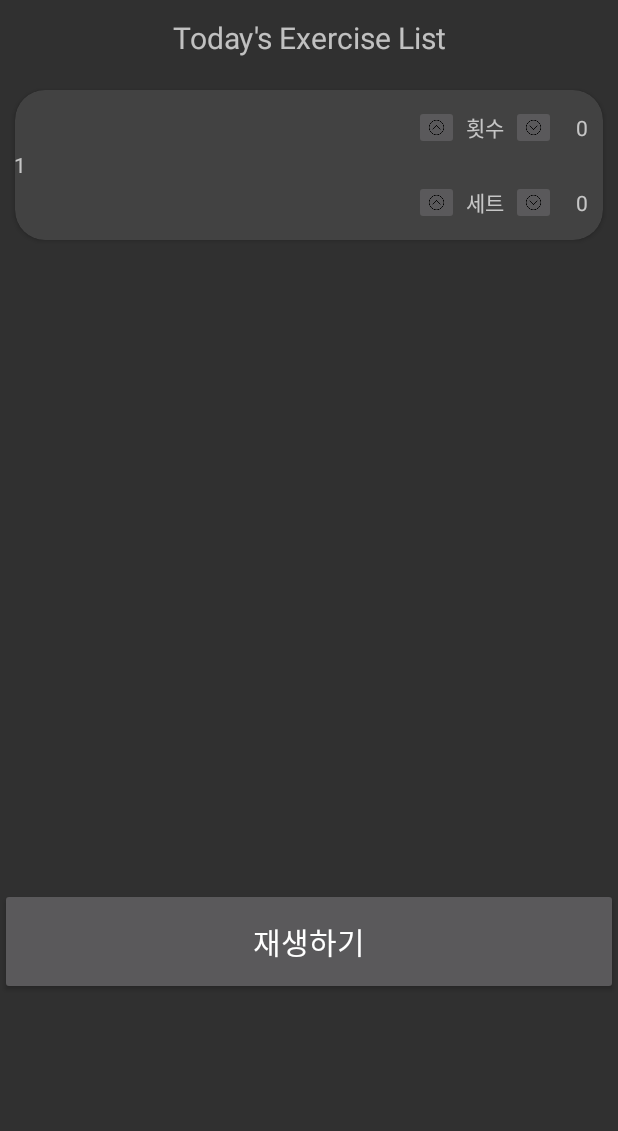
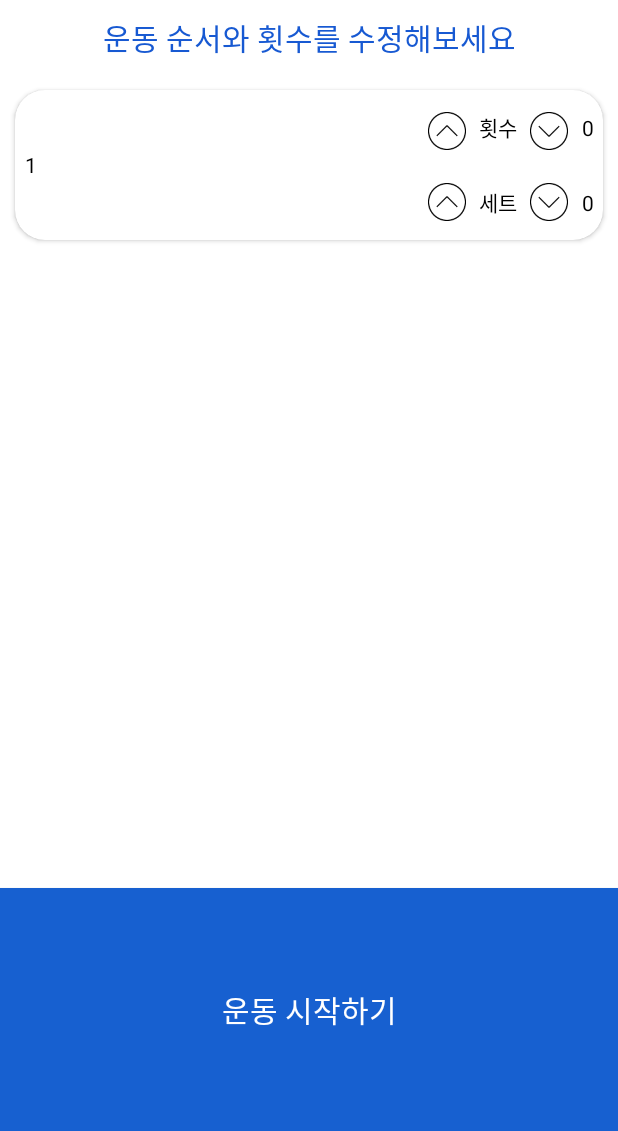
Before and after one commit to chaehyunyun/DeukkeunDeukken, an Android app: the cart_list screen opened directly, with no data from a screen before it, on a phone screen of 412 x 824 dp, the part 105-1236 px from its top. Run offline under Robolectric (Android 15) with nearby library versions, the phone set to English and light mode, and no system bars.

Commit message:
0504_3 cart_list_item modified

```diff
--- a/app/src/main/res/layout/cart_list.xml
+++ b/app/src/main/res/layout/cart_list.xml
@@ -1,7 +1,8 @@
 <?xml version="1.0" encoding="utf-8"?>
 <androidx.constraintlayout.widget.ConstraintLayout xmlns:android="http://schemas.android.com/apk/res/android"
     android:layout_width="match_parent"
-    android:layout_height="match_parent">
+    android:layout_height="match_parent"
+    android:background="#FFFFFF">
 
     <LinearLayout
         android:layout_width="match_parent"
@@ -16,8 +17,8 @@
             <ImageView
                 android:layout_width="250dp"
                 android:layout_height="match_parent"
-                android:src="@drawable/toplogo6"
-                android:layout_marginLeft="70dp"></ImageView>
+                android:layout_marginLeft="70dp"
+                android:src="@drawable/toplogo6"></ImageView>
 
             <VideoView
                 android:id="@+id/videoView3"
@@ -32,8 +33,9 @@
             android:layout_width="match_parent"
             android:layout_height="50dp"
             android:gravity="center"
-                android:text="Today's Exercise List"
+            android:text="운동 순서와 횟수를 수정해보세요"
             android:textAlignment="center"
+            android:textColor="#1759D2"
             android:textSize="20dp">
 
         </TextView>
@@ -55,9 +57,10 @@
 
         <Button
             android:layout_width="match_parent"
-            android:layout_height="71dp"
-            android:text="재생하기"
-            android:textSize="20sp">
-        </Button>
+            android:layout_height="match_parent"
+            android:layout_gravity="bottom|center|right"
+            android:background="#1760D0"
+            android:text="운동 시작하기"
+            android:textSize="20sp"></Button>
     </LinearLayout>
 </androidx.constraintlayout.widget.ConstraintLayout>
--- a/app/src/main/res/layout/cart_list_item.xml
+++ b/app/src/main/res/layout/cart_list_item.xml
@@ -4,6 +4,7 @@
     android:layout_width="match_parent"
     android:layout_height="wrap_content"
     android:layout_margin="10dp"
+    app:cardBackgroundColor="#FFFFFF"
     app:cardCornerRadius="20dp">
 
     <LinearLayout
@@ -30,21 +31,22 @@
 
                 <TextView
                     android:id="@+id/index"
-                    android:layout_width="21dp"
+                    android:layout_width="20dp"
                     android:layout_height="match_parent"
                     android:layout_weight="1"
                     android:gravity="center"
-                    android:text="0" />
+                    android:text="0"
+                    android:textColor="@color/black" />
 
                 <ImageView
                     android:id="@+id/image"
-                    android:layout_width="255dp"
+                    android:layout_width="250dp"
                     android:layout_height="100dp"
                     android:padding="10dp"
                     android:scaleType="centerInside" />
 
                 <LinearLayout
-                    android:layout_width="101dp"
+                    android:layout_width="100dp"
                     android:layout_height="100dp"
                     android:orientation="vertical">
 
@@ -55,13 +57,14 @@
 
                         <ImageButton
                             android:id="@+id/btn_count_up"
-                            android:layout_width="30dp"
-                            android:layout_height="30dp"
+                            android:layout_width="25dp"
+                            android:layout_height="25dp"
                             android:layout_alignParentStart="true"
                             android:layout_alignParentLeft="true"
                             android:layout_alignParentBottom="true"
                             android:layout_marginLeft="3dp"
                             android:layout_marginBottom="10dp"
+                            android:background="#FFFFFF"
                             android:gravity="center_horizontal"
                             android:scaleType="centerCrop"
                             android:src="@drawable/icon_up_black"></ImageButton>
@@ -74,16 +77,18 @@
                             android:layout_centerHorizontal="true"
                             android:gravity="center"
                             android:text="횟수"
-                            android:textAlignment="center"></TextView>
+                            android:textAlignment="center"
+                            android:textColor="@color/black"></TextView>
 
                         <ImageButton
                             android:id="@+id/btn_count_down"
-                            android:layout_width="30dp"
-                            android:layout_height="30dp"
+                            android:layout_width="25dp"
+                            android:layout_height="25dp"
                             android:layout_alignParentRight="true"
                             android:layout_alignParentBottom="true"
                             android:layout_marginRight="3dp"
                             android:layout_marginBottom="10dp"
+                            android:background="#FFFFFF"
                             android:scaleType="centerCrop"
                             android:src="@drawable/icon_down_black"></ImageButton>
 
@@ -96,10 +101,11 @@
 
                         <ImageButton
                             android:id="@+id/btn_set_up"
-                            android:layout_width="30dp"
-                            android:layout_height="30dp"
+                            android:layout_width="25dp"
+                            android:layout_height="25dp"
                             android:layout_centerVertical="true"
                             android:layout_marginLeft="3dp"
+                            android:background="#FFFFFF"
                             android:gravity="center_horizontal"
                             android:scaleType="centerCrop"
                             android:src="@drawable/icon_up_black"></ImageButton>
@@ -112,16 +118,17 @@
                             android:layout_centerHorizontal="true"
                             android:gravity="center"
                             android:text="세트"
-                            android:textAlignment="center"></TextView>
+                            android:textAlignment="center"
+                            android:textColor="@color/black"></TextView>
 
                         <ImageButton
                             android:id="@+id/btn_set_down"
-                            android:layout_width="30dp"
-                            android:layout_height="30dp"
+                            android:layout_width="25dp"
+                            android:layout_height="25dp"
                             android:layout_alignParentRight="true"
-
                             android:layout_centerVertical="true"
                             android:layout_marginRight="3dp"
+                            android:background="#FFFFFF"
                             android:scaleType="centerCrop"
                             android:src="@drawable/icon_down_black"></ImageButton>
                     </RelativeLayout>
@@ -129,7 +136,7 @@
                 </LinearLayout>
 
                 <LinearLayout
-                    android:layout_width="28dp"
+                    android:layout_width="20dp"
                     android:layout_height="wrap_content"
                     android:orientation="vertical">
 
@@ -138,14 +145,16 @@
                         android:layout_width="match_parent"
                         android:layout_height="50dp"
                         android:gravity="center"
-                        android:text="0" />
+                        android:text="0"
+                        android:textColor="@color/black" />
 
                     <TextView
                         android:id="@+id/textView_set"
                         android:layout_width="match_parent"
                         android:layout_height="50dp"
                         android:gravity="center"
-                        android:text="0" />
+                        android:text="0"
+                        android:textColor="@color/black" />
                 </LinearLayout>
             </LinearLayout>
             // first
```
Lines whose indentation alone changed are shown as unchanged.
